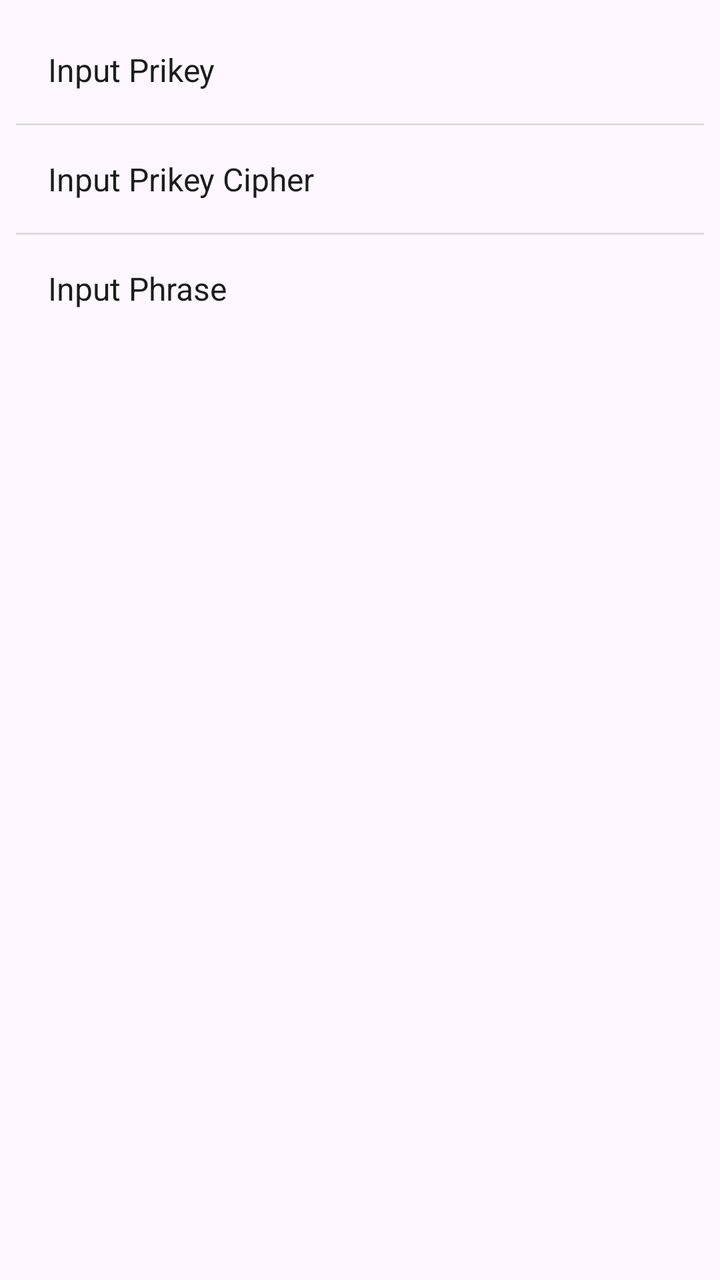
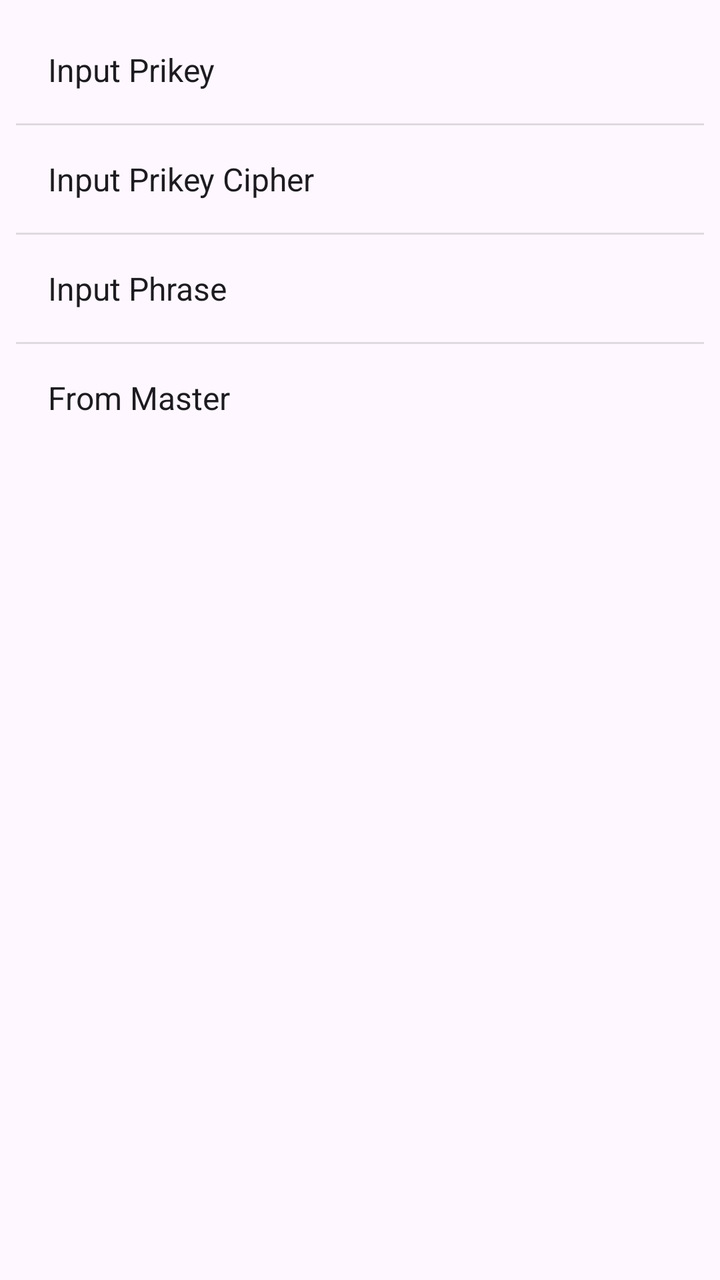

The first picture is an Android layout as it rendered before a commit; the second is the same layout after the commit. The layout source and the unified diff follow.
<!-- AndroidManifest.xml: application theme Theme.Freer -->
<!-- res/layout/popup_menu_add_prikey.xml -->
<?xml version="1.0" encoding="utf-8"?>
<LinearLayout xmlns:android="http://schemas.android.com/apk/res/android"
    android:layout_width="wrap_content"
    android:layout_height="wrap_content"
    android:orientation="vertical"
    android:background="?android:attr/colorBackground"
    android:padding="8dp">

    <TextView
        android:id="@+id/from_pri_key"
        android:layout_width="match_parent"
        android:layout_height="wrap_content"
        android:padding="16dp"
        android:text="@string/Input_prikey"
        android:textSize="16sp"
        android:textColor="?android:attr/textColorPrimary"
        android:background="?attr/selectableItemBackground"/>

    <View
        android:layout_width="match_parent"
        android:layout_height="1dp"
        android:background="?android:attr/listDivider"/>

    <TextView
        android:id="@+id/from_pri_key_cipher"
        android:layout_width="match_parent"
        android:layout_height="wrap_content"
        android:padding="16dp"
        android:text="@string/Input_prikey_cipher"
        android:textSize="16sp"
        android:textColor="?android:attr/textColorPrimary"
        android:background="?attr/selectableItemBackground"/>

    <View
        android:layout_width="match_parent"
        android:layout_height="1dp"
        android:background="?android:attr/listDivider"/>

    <TextView
        android:id="@+id/input_phrase"
        android:layout_width="match_parent"
        android:layout_height="wrap_content"
        android:padding="16dp"
        android:text="@string/input_phrase"
        android:textSize="16sp"
        android:textColor="?android:attr/textColorPrimary"
        android:background="?attr/selectableItemBackground"/>

</LinearLayout>
<!-- resources referenced by this layout -->
<resources>
  <string name="Input_prikey">Input Prikey</string>
  <string name="Input_prikey_cipher">Input Prikey Cipher</string>
  <string name="input_phrase">Input Phrase</string>
  <style name="Theme.Freer" parent="Base.Theme.Freer" />
  <style name="Base.Theme.Freer" parent="Theme.Material3.DayNight.NoActionBar">
          <item name="colorPrimary">#2196F3</item>
          <item name="colorAccent">#2196F3</item>
          <item name="android:windowBackground">#FFFFFF</item>
          
          <item name="android:windowLayoutInDisplayCutoutMode">shortEdges</item>
          <item name="android:enforceNavigationBarContrast">false</item>
          <item name="android:enforceStatusBarContrast">false</item>
          <item name="android:statusBarColor">@android:color/transparent</item>
          <item name="android:navigationBarColor">@android:color/transparent</item>
          <item name="android:windowLightStatusBar">true</item>
          <item name="android:windowLightNavigationBar">true</item>
      </style>
</resources>

<!-- the commit's change to res/layout/popup_menu_add_prikey.xml (unified diff, before → after) -->
@@ -46,4 +46,19 @@
         android:textColor="?android:attr/textColorPrimary"
         android:background="?attr/selectableItemBackground"/>
 
+    <View
+        android:layout_width="match_parent"
+        android:layout_height="1dp"
+        android:background="?android:attr/listDivider"/>
+
+    <TextView
+        android:id="@+id/from_master"
+        android:layout_width="match_parent"
+        android:layout_height="wrap_content"
+        android:padding="16dp"
+        android:text="@string/from_master"
+        android:textSize="16sp"
+        android:textColor="?android:attr/textColorPrimary"
+        android:background="?attr/selectableItemBackground"/>
+
 </LinearLayout>
<!-- resource entries referenced after the edit -->
@@ -2,6 +2,7 @@
 <resources>
   <string name="Input_prikey">Input Prikey</string>
   <string name="Input_prikey_cipher">Input Prikey Cipher</string>
+  <string name="from_master">From Master</string>
   <string name="input_phrase">Input Phrase</string>
   <style name="Theme.Freer" parent="Base.Theme.Freer" />
   <style name="Base.Theme.Freer" parent="Theme.Material3.DayNight.NoActionBar">
